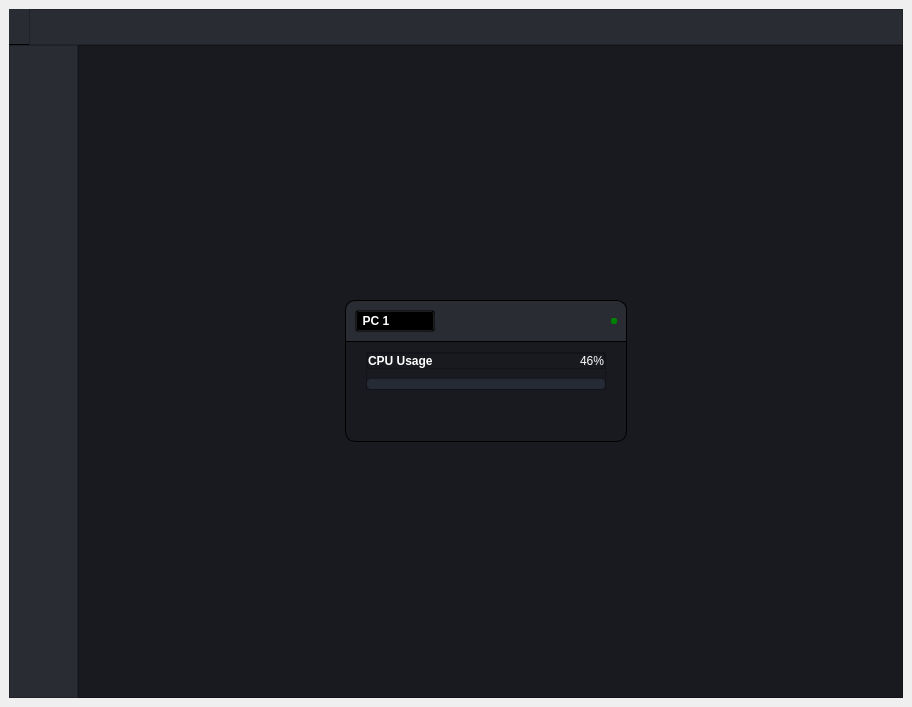
Before: the Qt Designer form client.ui in thebadsektor/intelligent_management_system, drawn with Qt 5.
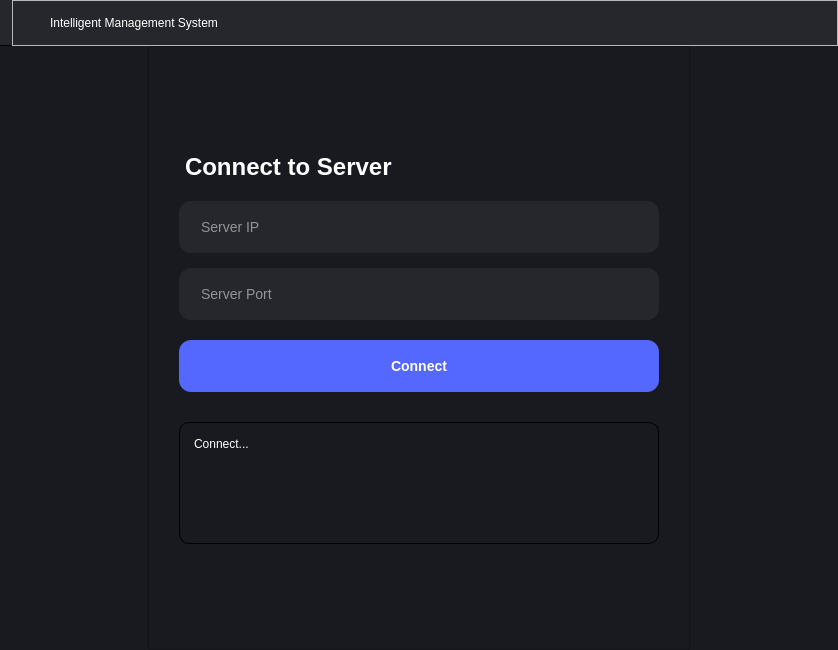
After: the same form once the commit is applied. The open tabs and pages were chosen to show the change. Icons and pictures are not drawn.

Patch:
```diff
--- a/client.ui
+++ b/client.ui
@@ -6,8 +6,8 @@
    <rect>
     <x>0</x>
     <y>0</y>
-    <width>912</width>
-    <height>707</height>
+    <width>838</width>
+    <height>650</height>
    </rect>
   </property>
   <property name="windowTitle">
@@ -24,19 +24,35 @@
     <property name="spacing">
      <number>0</number>
     </property>
+    <property name="leftMargin">
+     <number>0</number>
+    </property>
+    <property name="topMargin">
+     <number>0</number>
+    </property>
+    <property name="rightMargin">
+     <number>0</number>
+    </property>
+    <property name="bottomMargin">
+     <number>0</number>
+    </property>
     <item alignment="Qt::AlignVCenter">
-     <widget class="QWidget" name="headerWidget" native="true">
+     <widget class="QWidget" name="header" native="true">
       <property name="styleSheet">
-       <string notr="true">background-color: #2A2C33;
-height: 34px;
-border-bottom: 1px solid black;</string>
+       <string notr="true">QWidget#header {
+	background-color: #26272D;
+	height: 45px;
+	min-height: 45px;
+	max-height: 45px;
+	border-bottom: 1px solid black;
+}</string>
       </property>
       <layout class="QHBoxLayout" name="horizontalLayout">
        <property name="spacing">
         <number>0</number>
        </property>
        <property name="leftMargin">
-        <number>20</number>
+        <number>0</number>
        </property>
        <property name="topMargin">
         <number>0</number>
@@ -48,9 +64,13 @@
         <number>0</number>
        </property>
        <item alignment="Qt::AlignVCenter">
-        <widget class="QFrame" name="frame">
+        <widget class="QFrame" name="headerContent">
          <property name="styleSheet">
-          <string notr="true"/>
+          <string notr="true">QFrame#headerContent {
+	padding: 0px;
+	margin: 0px;
+	margin-left: 12px;
+}</string>
          </property>
          <property name="frameShape">
           <enum>QFrame::StyledPanel</enum>
@@ -77,13 +97,30 @@
              <string notr="true">image: url(:/images/resources/icons/monitor_alt.svg);
 min-width: 20px;
 min-height: 20px;
-border-bottom: 0px;</string>
+background-color: transparent;</string>
             </property>
             <property name="text">
              <string/>
             </property>
            </widget>
           </item>
+          <item>
+           <widget class="QLabel" name="title">
+            <property name="styleSheet">
+             <string notr="true">QLabel#title {
+	font-family: &quot;Segoe UI&quot;, sans-serif;
+	color:  white;
+	font-size: 12px;
+	font-weight: 400;
+	padding-left: 8px;
+	padding-top: 0px;
+}</string>
+            </property>
+            <property name="text">
+             <string>Intelligent Management System</string>
+            </property>
+           </widget>
+          </item>
           <item>
            <spacer name="horizontalSpacer">
             <property name="orientation">
@@ -128,16 +165,19 @@
              <item>
               <widget class="QPushButton" name="btnMinimize">
                <property name="styleSheet">
-                <string notr="true">QPushButton {
+                <string notr="true">QPushButton#btnMinimize {
 	image: url(:/images/resources/icons/minus_alt.svg);
-min-width: 16px;
-min-height: 16px;
-max-width: 16px;
-padding-left: 20px;
-padding-right: 20px;
+	min-width: 18px;
+	max-width: 18px;
+	min-height: 45px;
+	max-height: 45px;
+	padding-left: 18px;
+	padding-right: 18px;
+	background-color: transparent;
+	border: 0px;
 }
 
-QPushButton:hover {
+QPushButton#btnMinimize:hover {
 	background-color: #3d4145;
 }
 </string>
@@ -150,19 +190,21 @@
              <item>
               <widget class="QPushButton" name="btnMaximize">
                <property name="styleSheet">
-                <string notr="true">QPushButton {
+                <string notr="true">QPushButton#btnMaximize {
 	image: url(:/images/resources/icons/square_alt.svg);
-min-width: 16px;
-min-height: 16px;
-max-width: 16px;
-padding-left: 20px;
-padding-right: 20px;
+	min-width: 15px;
+	max-width: 15px;
+	padding-left: 20px;
+	padding-right: 20px;
+	min-height: 45px;
+	max-height: 45px;
+	background-color: transparent;
+	border: 0px;
 }
 
-QPushButton:hover {
+QPushButton#btnMaximize:hover {
 	background-color: #3d4145;
 }
-
 </string>
                </property>
                <property name="text">
@@ -173,18 +215,21 @@
              <item>
               <widget class="QPushButton" name="btnClose">
                <property name="styleSheet">
-                <string notr="true">QPushButton {
+                <string notr="true">QPushButton#btnClose {
 	image: url(:/images/resources/icons/x_alt.svg);
-min-width: 16px;
-max-width: 16px;
-padding-left: 20px;
-padding-right: 20px;
+	min-width: 20px;
+	max-width: 20px;
+	min-height: 45px;
+	max-height: 45px;
+	padding-left: 18px;
+	padding-right: 18px;
+	background-color: transparent;
+	border: 0px;
 }
 
-QPushButton:hover {
+QPushButton#btnClose:hover {
 	background-color: #e81123;
 }
-
 </string>
                </property>
                <property name="text">
@@ -228,8 +273,6 @@
 QPushButton {
 	background-color: #5468ff;
 	border-radius: 12px;
-	padding-left: 20px;
-	padding-right: 20px;
 	
 	min-height: 52px;
 	max-height: 52px;
@@ -241,7 +284,7 @@
 }
 
 QLineEdit {
-	background-color: #262a34;
+	background-color: #26272D;
 	border-radius: 12px;
 	padding-left: 20px;
 	padding-right: 20px;
@@ -253,8 +296,7 @@
 	font-size: 14px;
 	font-weight: 400;
 	color: white;
-}
-</string>
+}</string>
        </property>
        <layout class="QHBoxLayout" name="horizontalLayout_5">
         <property name="spacing">
@@ -273,25 +315,12 @@
          <number>0</number>
         </property>
         <item>
-         <spacer name="horizontalSpacer_2">
-          <property name="orientation">
-           <enum>Qt::Horizontal</enum>
-          </property>
-          <property name="sizeType">
-           <enum>QSizePolicy::Fixed</enum>
-          </property>
-          <property name="sizeHint" stdset="0">
-           <size>
-            <width>40</width>
-            <height>20</height>
-           </size>
-          </property>
-         </spacer>
-        </item>
-        <item>
-         <widget class="QFrame" name="frame_3">
+         <widget class="QFrame" name="connectionPageContent">
           <property name="styleSheet">
-           <string notr="true">max-width: 480px;</string>
+           <string notr="true">QFrame#connectionPageContent {
+	padding: 30px;
+	max-width: 480px;
+}</string>
           </property>
           <property name="frameShape">
            <enum>QFrame::StyledPanel</enum>
@@ -366,47 +395,28 @@
               <cursorShape>PointingHandCursor</cursorShape>
              </property>
              <property name="styleSheet">
-              <string notr="true"/>
+              <string notr="true">QPushButton#btnConnect {
+	margin-bottom: 30px;
+}</string>
              </property>
              <property name="text">
               <string>Connect</string>
              </property>
             </widget>
            </item>
-           <item>
-            <widget class="QFrame" name="frame_4">
-             <property name="styleSheet">
-              <string notr="true">margin-top: 10px;</string>
-             </property>
-             <property name="frameShape">
-              <enum>QFrame::StyledPanel</enum>
-             </property>
-             <property name="frameShadow">
-              <enum>QFrame::Raised</enum>
-             </property>
-             <layout class="QHBoxLayout" name="horizontalLayout_4">
-              <property name="spacing">
-               <number>0</number>
-              </property>
-              <property name="leftMargin">
-               <number>0</number>
-              </property>
-              <property name="topMargin">
-               <number>0</number>
-              </property>
-              <property name="rightMargin">
-               <number>0</number>
-              </property>
-              <property name="bottomMargin">
-               <number>0</number>
-              </property>
-             </layout>
-            </widget>
-           </item>
            <item>
             <widget class="QPlainTextEdit" name="txtReceivedData">
              <property name="styleSheet">
-              <string notr="true">color: rgb(255, 255, 255);</string>
+              <string notr="true">QPlainTextEdit#txtReceivedData {
+	font-family: &quot;Segoe UI&quot;, sans-serif;
+	font-size: 12px;
+	font-weight: 400;
+	color: white;
+	border: 1px solid black;
+	border-radius: 10px;
+	padding: 10px;
+	max-height: 100px;
+}</string>
              </property>
              <property name="plainText">
               <string>Connect...</string>
@@ -425,524 +435,6 @@
               </size>
              </property>
             </spacer>
-           </item>
-          </layout>
-         </widget>
-        </item>
-        <item>
-         <spacer name="horizontalSpacer_3">
-          <property name="orientation">
-           <enum>Qt::Horizontal</enum>
-          </property>
-          <property name="sizeType">
-           <enum>QSizePolicy::Fixed</enum>
-          </property>
-          <property name="sizeHint" stdset="0">
-           <size>
-            <width>40</width>
-            <height>20</height>
-           </size>
-          </property>
-         </spacer>
-        </item>
-       </layout>
-      </widget>
-      <widget class="QWidget" name="mainPage">
-       <layout class="QHBoxLayout" name="horizontalLayout_6">
-        <property name="spacing">
-         <number>0</number>
-        </property>
-        <property name="leftMargin">
-         <number>0</number>
-        </property>
-        <property name="topMargin">
-         <number>0</number>
-        </property>
-        <property name="rightMargin">
-         <number>0</number>
-        </property>
-        <property name="bottomMargin">
-         <number>0</number>
-        </property>
-        <item>
-         <widget class="QFrame" name="mainMenu">
-          <property name="maximumSize">
-           <size>
-            <width>69</width>
-            <height>16777215</height>
-           </size>
-          </property>
-          <property name="styleSheet">
-           <string notr="true">border-right: 1px solid #2a2c33;
-background-color: #2A2C33;
-border-right: 1px solid black;
-width: 35px;</string>
-          </property>
-          <property name="frameShape">
-           <enum>QFrame::StyledPanel</enum>
-          </property>
-          <property name="frameShadow">
-           <enum>QFrame::Raised</enum>
-          </property>
-          <layout class="QVBoxLayout" name="verticalLayout_3">
-           <property name="spacing">
-            <number>0</number>
-           </property>
-           <property name="leftMargin">
-            <number>16</number>
-           </property>
-           <property name="topMargin">
-            <number>0</number>
-           </property>
-           <property name="rightMargin">
-            <number>16</number>
-           </property>
-           <property name="bottomMargin">
-            <number>0</number>
-           </property>
-           <item>
-            <spacer name="verticalSpacer_4">
-             <property name="orientation">
-              <enum>Qt::Vertical</enum>
-             </property>
-             <property name="sizeType">
-              <enum>QSizePolicy::Fixed</enum>
-             </property>
-             <property name="sizeHint" stdset="0">
-              <size>
-               <width>20</width>
-               <height>40</height>
-              </size>
-             </property>
-            </spacer>
-           </item>
-           <item>
-            <widget class="QPushButton" name="btnActivity">
-             <property name="cursor">
-              <cursorShape>PointingHandCursor</cursorShape>
-             </property>
-             <property name="styleSheet">
-              <string notr="true">QPushButton {
-    background-color: transparent;
-    border: none;
-    border-radius: 10px;
-	padding-top: 15px;
-	padding-bottom: 15px;
-}
-
-QPushButton:hover {
-	background-color: #262a34;
-}</string>
-             </property>
-             <property name="text">
-              <string/>
-             </property>
-             <property name="icon">
-              <iconset resource="resources.qrc">
-               <normaloff>:/images/resources/icons_alt/activity.svg</normaloff>:/images/resources/icons_alt/activity.svg</iconset>
-             </property>
-             <property name="iconSize">
-              <size>
-               <width>20</width>
-               <height>20</height>
-              </size>
-             </property>
-            </widget>
-           </item>
-           <item>
-            <widget class="QPushButton" name="pushButton_2">
-             <property name="cursor">
-              <cursorShape>PointingHandCursor</cursorShape>
-             </property>
-             <property name="styleSheet">
-              <string notr="true">QPushButton {
-    background-color: transparent;
-    border: none;
-    border-radius: 10px;
-	padding-top: 15px;
-	padding-bottom: 15px;
-}
-
-QPushButton:hover {
-	background-color: #262a34;
-}</string>
-             </property>
-             <property name="text">
-              <string/>
-             </property>
-             <property name="icon">
-              <iconset resource="resources.qrc">
-               <normaloff>:/images/resources/icons_alt/settings.svg</normaloff>:/images/resources/icons_alt/settings.svg</iconset>
-             </property>
-             <property name="iconSize">
-              <size>
-               <width>20</width>
-               <height>20</height>
-              </size>
-             </property>
-            </widget>
-           </item>
-           <item>
-            <spacer name="verticalSpacer_3">
-             <property name="orientation">
-              <enum>Qt::Vertical</enum>
-             </property>
-             <property name="sizeHint" stdset="0">
-              <size>
-               <width>20</width>
-               <height>40</height>
-              </size>
-             </property>
-            </spacer>
-           </item>
-           <item>
-            <widget class="QPushButton" name="pushButton">
-             <property name="styleSheet">
-              <string notr="true">QPushButton {
-    background-color: transparent;
-    border: none;
-    border-radius: 10px;
-	padding-top: 15px;
-	padding-bottom: 15px;
-}
-
-QPushButton:hover {
-	background-color: #262a34;
-}</string>
-             </property>
-             <property name="text">
-              <string/>
-             </property>
-             <property name="icon">
-              <iconset resource="resources.qrc">
-               <normaloff>:/images/resources/icons_alt/power.svg</normaloff>:/images/resources/icons_alt/power.svg</iconset>
-             </property>
-            </widget>
-           </item>
-           <item>
-            <spacer name="verticalSpacer_5">
-             <property name="orientation">
-              <enum>Qt::Vertical</enum>
-             </property>
-             <property name="sizeType">
-              <enum>QSizePolicy::Fixed</enum>
-             </property>
-             <property name="sizeHint" stdset="0">
-              <size>
-               <width>20</width>
-               <height>40</height>
-              </size>
-             </property>
-            </spacer>
-           </item>
-          </layout>
-         </widget>
-        </item>
-        <item>
-         <widget class="QFrame" name="frame_6">
-          <property name="frameShape">
-           <enum>QFrame::StyledPanel</enum>
-          </property>
-          <property name="frameShadow">
-           <enum>QFrame::Raised</enum>
-          </property>
-          <layout class="QGridLayout" name="gridLayout">
-           <property name="leftMargin">
-            <number>0</number>
-           </property>
-           <property name="topMargin">
-            <number>0</number>
-           </property>
-           <property name="bottomMargin">
-            <number>0</number>
-           </property>
-           <property name="spacing">
-            <number>0</number>
-           </property>
-           <item row="0" column="0">
-            <widget class="QFrame" name="card">
-             <property name="styleSheet">
-              <string notr="true">QFrame#card {
-	border: 1px solid black;
-	border-radius: 10px;
-	background-color: transparent;
-	max-width: 280px;
-	max-height: 140px;
-}
-
-</string>
-             </property>
-             <property name="frameShape">
-              <enum>QFrame::StyledPanel</enum>
-             </property>
-             <property name="frameShadow">
-              <enum>QFrame::Raised</enum>
-             </property>
-             <layout class="QVBoxLayout" name="verticalLayout_5">
-              <property name="spacing">
-               <number>0</number>
-              </property>
-              <property name="leftMargin">
-               <number>0</number>
-              </property>
-              <property name="topMargin">
-               <number>0</number>
-              </property>
-              <property name="rightMargin">
-               <number>0</number>
-              </property>
-              <property name="bottomMargin">
-               <number>0</number>
-              </property>
-              <item alignment="Qt::AlignVCenter">
-               <widget class="QFrame" name="cardHeader">
-                <property name="styleSheet">
-                 <string notr="true">QFrame#cardHeader {
-min-height: 40px;
-max-height: 40px;
-border-bottom: 1px solid black;
-border-top-left-radius: 10px;
-border-top-right-radius: 10px;
-background-color: #2a2c33;
-margin-bottom: 10px;
-}</string>
-                </property>
-                <property name="frameShape">
-                 <enum>QFrame::StyledPanel</enum>
-                </property>
-                <property name="frameShadow">
-                 <enum>QFrame::Raised</enum>
-                </property>
-                <layout class="QHBoxLayout" name="horizontalLayout_7">
-                 <item alignment="Qt::AlignLeft">
-                  <widget class="QPushButton" name="PC">
-                   <property name="styleSheet">
-                    <string notr="true">font-family: &quot;Segoe UI&quot;, sans-serif;
-font-size: 12px;
-font-weight: 500;
-color: white;
-background-color: transparent;
-text-align: left;</string>
-                   </property>
-                   <property name="text">
-                    <string>  PC 1</string>
-                   </property>
-                   <property name="icon">
-                    <iconset resource="resources.qrc">
-                     <normaloff>:/images/resources/icons_alt/monitor.svg</normaloff>:/images/resources/icons_alt/monitor.svg</iconset>
-                   </property>
-                  </widget>
-                 </item>
-                 <item>
-                  <spacer name="horizontalSpacer_4">
-                   <property name="orientation">
-                    <enum>Qt::Horizontal</enum>
-                   </property>
-                   <property name="sizeHint" stdset="0">
-                    <size>
-                     <width>40</width>
-                     <height>20</height>
-                    </size>
-                   </property>
-                  </spacer>
-                 </item>
-                 <item>
-                  <widget class="QLabel" name="status">
-                   <property name="styleSheet">
-                    <string notr="true">QLabel#status {
-	min-width: 6px;
-	max-height: 6px;
-	min-width: 6px;
-	max-width: 6px;
-	border-radius: 2px;
-	background-color: green;
-}</string>
-                   </property>
-                   <property name="text">
-                    <string/>
-                   </property>
-                  </widget>
-                 </item>
-                </layout>
-               </widget>
-              </item>
-              <item>
-               <widget class="QFrame" name="cardContent">
-                <property name="styleSheet">
-                 <string notr="true">QFrame#cardContent {
-	margin-left: 20px;
-	margin-right: 20px;
-}</string>
-                </property>
-                <property name="frameShape">
-                 <enum>QFrame::StyledPanel</enum>
-                </property>
-                <property name="frameShadow">
-                 <enum>QFrame::Raised</enum>
-                </property>
-                <layout class="QVBoxLayout" name="verticalLayout_6">
-                 <property name="spacing">
-                  <number>0</number>
-                 </property>
-                 <property name="leftMargin">
-                  <number>0</number>
-                 </property>
-                 <property name="topMargin">
-                  <number>0</number>
-                 </property>
-                 <property name="rightMargin">
-                  <number>0</number>
-                 </property>
-                 <property name="bottomMargin">
-                  <number>0</number>
-                 </property>
-                 <item>
-                  <widget class="QFrame" name="frame_2">
-                   <property name="styleSheet">
-                    <string notr="true">QFrame#frame_2 {
-	margin-bottom: 10px;
-}</string>
-                   </property>
-                   <property name="frameShape">
-                    <enum>QFrame::StyledPanel</enum>
-                   </property>
-                   <property name="frameShadow">
-                    <enum>QFrame::Raised</enum>
-                   </property>
-                   <layout class="QHBoxLayout" name="horizontalLayout_9">
-                    <property name="spacing">
-                     <number>0</number>
-                    </property>
-                    <property name="leftMargin">
-                     <number>0</number>
-                    </property>
-                    <property name="topMargin">
-                     <number>0</number>
-                    </property>
-                    <property name="rightMargin">
-                     <number>0</number>
-                    </property>
-                    <property name="bottomMargin">
-                     <number>0</number>
-                    </property>
-                    <item>
-                     <widget class="QLabel" name="txtCpuUsage">
-                      <property name="styleSheet">
-                       <string notr="true">font-family: &quot;Segoe UI&quot;, sans-serif;
-font-size: 12px;
-font-weight: 500;
-color: white;</string>
-                      </property>
-                      <property name="text">
-                       <string>CPU Usage</string>
-                      </property>
-                     </widget>
-                    </item>
-                    <item alignment="Qt::AlignRight">
-                     <widget class="QLabel" name="cpuUsageValueText">
-                      <property name="styleSheet">
-                       <string notr="true">color: white;</string>
-                      </property>
-                      <property name="text">
-                       <string>46%</string>
-                      </property>
-                     </widget>
-                    </item>
-                   </layout>
-                  </widget>
-                 </item>
-                 <item alignment="Qt::AlignVCenter">
-                  <widget class="QFrame" name="cpuUsageBar">
-                   <property name="sizePolicy">
-                    <sizepolicy hsizetype="Preferred" vsizetype="Preferred">
-                     <horstretch>0</horstretch>
-                     <verstretch>0</verstretch>
-                    </sizepolicy>
-                   </property>
-                   <property name="styleSheet">
-                    <string notr="true">QFrame#cpuUsageBar {
-    background-color: #262a34;
-    border-radius: 4px;
-	
-	min-width: 238px;
-	max-width: 238px;
-
-	min-height: 10px;
-	max-height: 10px;
-}</string>
-                   </property>
-                   <property name="frameShape">
-                    <enum>QFrame::StyledPanel</enum>
-                   </property>
-                   <property name="frameShadow">
-                    <enum>QFrame::Raised</enum>
-                   </property>
-                   <layout class="QHBoxLayout" name="horizontalLayout_8">
-                    <property name="spacing">
-                     <number>0</number>
-                    </property>
-                    <property name="leftMargin">
-                     <number>0</number>
-                    </property>
-                    <property name="topMargin">
-                     <number>0</number>
-                    </property>
-                    <property name="rightMargin">
-                     <number>0</number>
-                    </property>
-                    <item>
-                     <widget class="QFrame" name="cpuUsageValue">
-                      <property name="styleSheet">
-                       <string notr="true">QFrame#cpuUsageValue {
-	min-height: 10px;
-	border-radius: 4px;
-	background-color: #5468ff;
-}
-
-</string>
-                      </property>
-                      <property name="frameShape">
-                       <enum>QFrame::StyledPanel</enum>
-                      </property>
-                      <property name="frameShadow">
-                       <enum>QFrame::Raised</enum>
-                      </property>
-                     </widget>
-                    </item>
-                    <item>
-                     <spacer name="horizontalSpacer_5">
-                      <property name="orientation">
-                       <enum>Qt::Horizontal</enum>
-                      </property>
-                      <property name="sizeHint" stdset="0">
-                       <size>
-                        <width>40</width>
-                        <height>20</height>
-                       </size>
-                      </property>
-                     </spacer>
-                    </item>
-                   </layout>
-                  </widget>
-                 </item>
-                </layout>
-               </widget>
-              </item>
-              <item>
-               <spacer name="verticalSpacer_6">
-                <property name="orientation">
-                 <enum>Qt::Vertical</enum>
-                </property>
-                <property name="sizeHint" stdset="0">
-                 <size>
-                  <width>20</width>
-                  <height>40</height>
-                 </size>
-                </property>
-               </spacer>
-              </item>
-             </layout>
-            </widget>
            </item>
           </layout>
          </widget>
```
